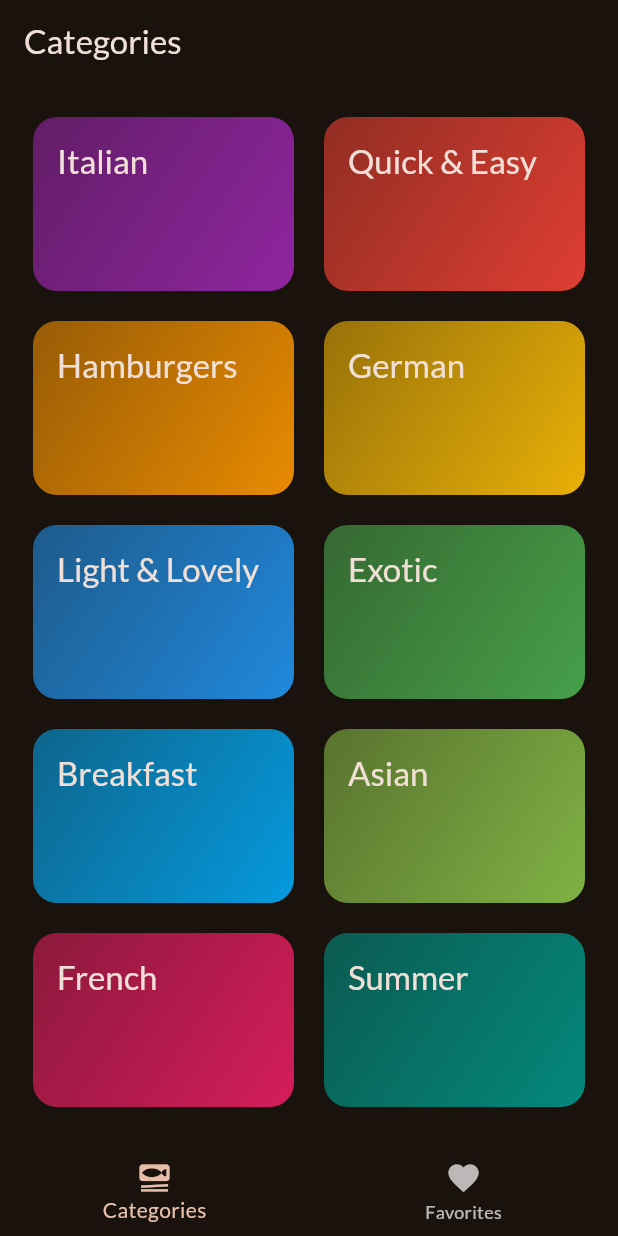
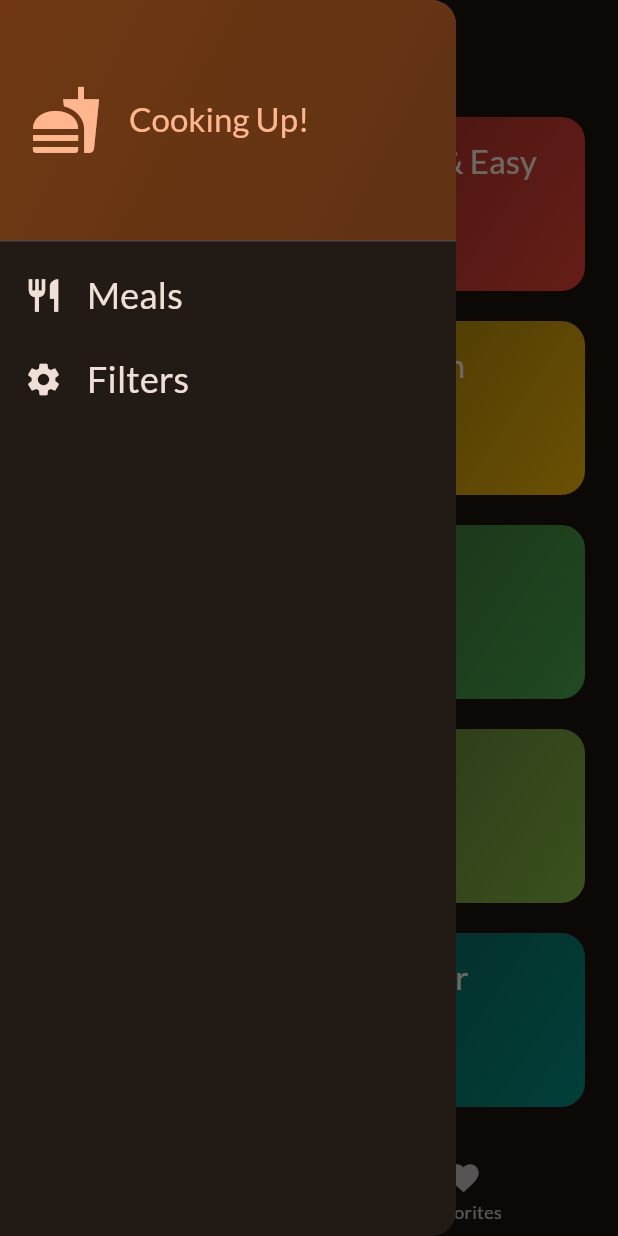
Before and after one commit to upendraTRL/MealsApp, a Flutter app: the screen it shows after launch, with the side drawer open (before the commit the screen has no drawer), on a phone screen of 412 x 824 dp. Run offline on Flutter 3.47's test engine with Material 2 defaults, Android fonts, the phone set to English and light mode, and no system bars; our stand-ins replace google_fonts, transparent_image.

Commit message:
Implemented custom drawer skeleton.

```diff
--- a/lib/screens/tabs.dart
+++ b/lib/screens/tabs.dart
@@ -1,8 +1,8 @@
 import 'package:flutter/material.dart';
-import 'package:meals/main.dart';
 import 'package:meals/models/meal.dart';
 import 'package:meals/screens/categories.dart';
 import 'package:meals/screens/meals.dart';
+import 'package:meals/widgets/main_drawer.dart';
 
 class TabsScreen extends StatefulWidget {
   const TabsScreen({super.key});
@@ -17,14 +17,29 @@ class _TabsScreen extends State {
   int _selectedPageIndex = 0;
   final List<Meal> _favoriteMeals = [];
 
+  void _showInfoMsg(String msg) {
+    ScaffoldMessenger.of(context).clearSnackBars();
+    ScaffoldMessenger.of(context).showSnackBar(
+      SnackBar(
+        content: Text(msg),
+      ),
+    );
+  }
+
   void _toggleMealFavoriteStatus(Meal meal) {
     final isExisting =
         _favoriteMeals.contains(meal); //To check if meal is already favorite
 
     if (isExisting) {
-      _favoriteMeals.remove(meal);
+      setState(() {
+        _favoriteMeals.remove(meal);
+        _showInfoMsg("Removed from favorites");
+      });
     } else {
-      _favoriteMeals.add(meal);
+      setState(() {
+        _favoriteMeals.add(meal);
+        _showInfoMsg("Added to favorites");
+      });
     }
   }
 
@@ -42,7 +57,7 @@ class _TabsScreen extends State {
 
     if (_selectedPageIndex == 1) {
       activePage = MealsScreen(
-        meals: [],
+        meals: _favoriteMeals,
         onToggleFavorite: _toggleMealFavoriteStatus,
       );
       activePageTitle = 'Your Favorites';
@@ -50,6 +65,7 @@ class _TabsScreen extends State {
 
     return Scaffold(
       appBar: AppBar(title: Text(activePageTitle)),
+      drawer: const MainDrawer(),
       body: activePage,
       bottomNavigationBar: BottomNavigationBar(
         onTap: _selectPage,
--- /dev/null
+++ b/lib/widgets/main_drawer.dart
@@ -0,0 +1,63 @@
+import 'package:flutter/material.dart';
+
+class MainDrawer extends StatelessWidget {
+  const MainDrawer({super.key});
+
+  @override
+  Widget build(BuildContext context) {
+    return Drawer(
+      child: Column(
+        children: [
+          DrawerHeader(
+            padding: const EdgeInsets.all(20),
+            decoration: BoxDecoration(
+              gradient: LinearGradient(colors: [
+                Theme.of(context).colorScheme.primaryContainer,
+                Theme.of(context).colorScheme.primaryContainer.withOpacity(0.8),
+              ], begin: Alignment.topLeft, end: Alignment.bottomRight),
+            ),
+            child: Row(
+              children: [
+                Icon(
+                  Icons.fastfood,
+                  size: 48,
+                  color: Theme.of(context).colorScheme.primary,
+                ),
+                const SizedBox(width: 18),
+                Text(
+                  'Cooking Up!',
+                  style: Theme.of(context)
+                      .textTheme
+                      .titleLarge!
+                      .copyWith(color: Theme.of(context).colorScheme.primary),
+                )
+              ],
+            ),
+          ),
+          ListTile(
+            leading: Icon(Icons.restaurant,
+                size: 26, color: Theme.of(context).colorScheme.onBackground),
+            title: Text(
+              'Meals',
+              style: Theme.of(context).textTheme.titleSmall!.copyWith(
+                  color: Theme.of(context).colorScheme.onBackground,
+                  fontSize: 24),
+            ),
+            onTap: () {},
+          ),
+          ListTile(
+            leading: Icon(Icons.settings,
+                size: 26, color: Theme.of(context).colorScheme.onBackground),
+            title: Text(
+              'Filters',
+              style: Theme.of(context).textTheme.titleSmall!.copyWith(
+                  color: Theme.of(context).colorScheme.onBackground,
+                  fontSize: 24),
+            ),
+            onTap: () {},
+          ),
+        ],
+      ),
+    );
+  }
+}
```
